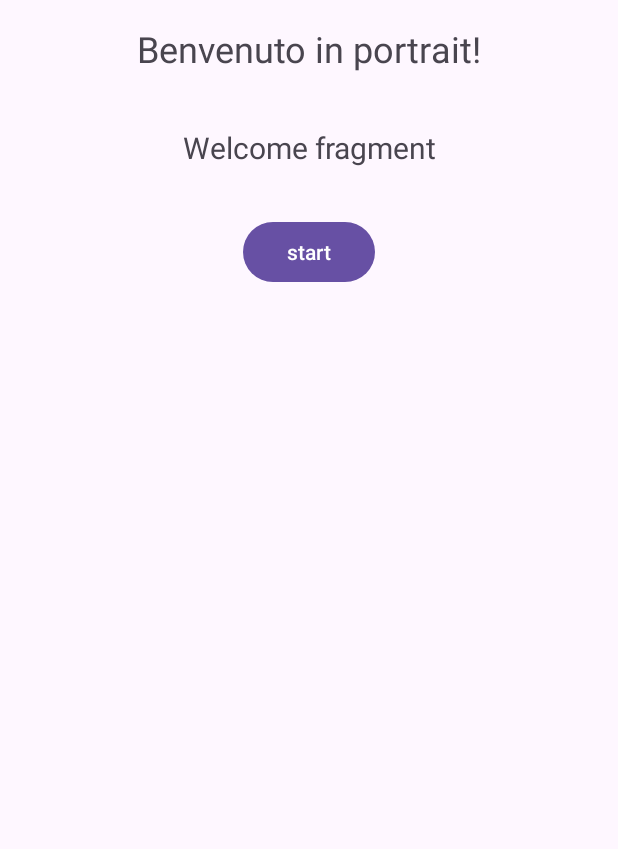
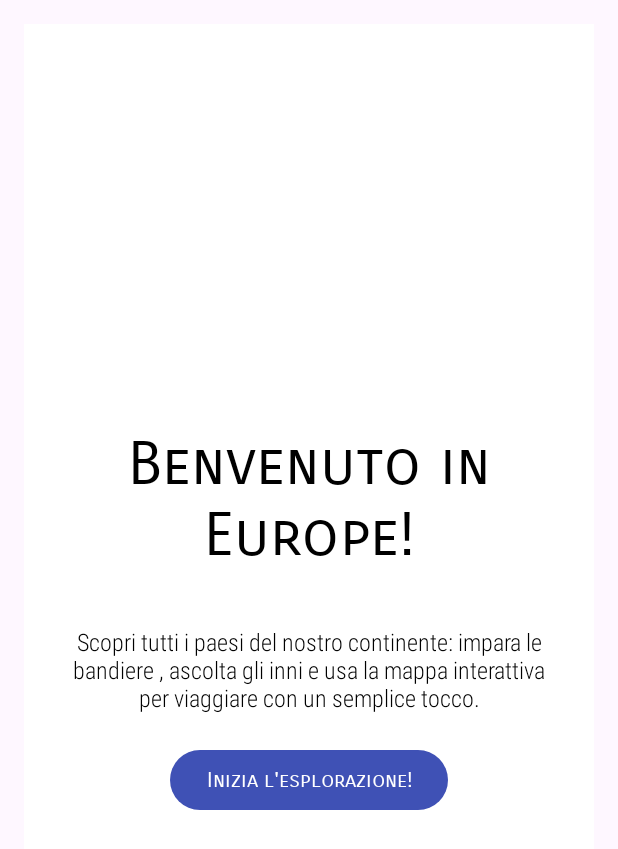
Before and after one commit to giacomoazzari/Europe, an Android app: the screen it shows after launch (MainActivity), on a phone screen of 412 x 824 dp. Shown: the top 849 px of the screen. Run offline under Robolectric (Android 15) with nearby library versions, the phone set to English and light mode, and no system bars.

Commit message:
File .Xml for the Welcome Page and ListPage modified. Problems with dark/light mode (but the emulator phone is settled in light mode)

```diff
--- a/app/build.gradle
+++ b/app/build.gradle
@@ -52,4 +52,6 @@ dependencies {
     implementation "androidx.navigation:navigation-fragment-ktx:2.7.7"
     implementation "androidx.navigation:navigation-ui-ktx:2.9.0"
     implementation "androidx.appcompat:appcompat:1.6.1"
+    implementation 'com.google.android.material:material:1.11.0'
+
 }
--- a/app/src/main/res/layout/activity_main.xml
+++ b/app/src/main/res/layout/activity_main.xml
@@ -7,12 +7,12 @@
     android:layout_width="match_parent"
     android:layout_height="match_parent">
 
-<TextView
+<!--<TextView
     android:id="@+id/title"
     android:text="Benvenuto in portrait!"
     android:textSize="24sp"
     android:layout_width="wrap_content"
-    android:layout_height="wrap_content"/>
+    android:layout_height="wrap_content"/> -->
 
 <androidx.fragment.app.FragmentContainerView
     android:id="@+id/fragmentContainerView"
--- a/app/src/main/res/layout/fragment_list.xml
+++ b/app/src/main/res/layout/fragment_list.xml
@@ -2,7 +2,9 @@
 <FrameLayout xmlns:android="http://schemas.android.com/apk/res/android"
     xmlns:app="http://schemas.android.com/apk/res-auto"
     android:layout_width="match_parent"
-    android:layout_height="match_parent">
+    android:layout_height="match_parent"
+    android:background="@color/white">
+
 
     <androidx.recyclerview.widget.RecyclerView
         android:id="@+id/recyclerView"
--- a/app/src/main/res/layout/fragment_welcome.xml
+++ b/app/src/main/res/layout/fragment_welcome.xml
@@ -1,25 +1,46 @@
 <?xml version="1.0" encoding="utf-8"?>
 <LinearLayout
     xmlns:android="http://schemas.android.com/apk/res/android"
+    xmlns:app="http://schemas.android.com/apk/res-auto"
     xmlns:tools="http://schemas.android.com/tools"
     android:layout_width="match_parent"
     android:layout_height="match_parent"
     android:padding="16dp"
     android:orientation="vertical"
-    android:gravity="center_horizontal">
+    android:gravity="center"
+    android:background="@color/white"
+    >
 
     <TextView
-        android:layout_width="match_parent"
+        android:layout_width="wrap_content"
         android:layout_height="wrap_content"
-        android:gravity="center"
-        android:layout_marginTop="20dp"
-        android:textSize="20sp"
-        android:text="Welcome fragment" />
+        android:layout_marginTop="15dp"
+        android:gravity="center_horizontal"
+        android:text="@string/welcome_text"
+        android:textColor="@color/black"
+        android:fontFamily="sans-serif-smallcaps"
+        android:textSize="40sp" />
 
-    <Button
+    <TextView
+        android:layout_width="wrap_content"
+        android:layout_height="wrap_content"
+        android:gravity="center_horizontal"
+        android:layout_marginTop="25dp"
+        android:padding="10dp"
+        android:text="@string/app_description"
+        android:textColor="@color/black"
+        android:fontFamily="sans-serif-condensed-light"
+        android:textSize="16sp" />
+
+    <com.google.android.material.button.MaterialButton
         android:id="@+id/start"
         android:layout_width="wrap_content"
         android:layout_height="wrap_content"
-        android:layout_marginTop="32dp"
-        android:text="start" />
+        android:layout_marginBottom="40pt"
+        android:text="@string/start"
+        android:textAppearance="@style/TextAppearance.AppCompat.Body1"
+        android:textColorLink="@color/white"
+        android:fontFamily="sans-serif-smallcaps"
+        android:layout_margin="10sp"
+        app:backgroundTint="#3F51B5" />
 </LinearLayout>
--- a/app/src/main/res/layout/item_country.xml
+++ b/app/src/main/res/layout/item_country.xml
@@ -20,5 +20,6 @@
         android:layout_height="wrap_content"
         android:text="Nome Paese"
         android:textSize="20sp"
+        android:fontFamily="sans-serif-smallcaps"
         android:textColor="#000000" />
 </LinearLayout>
--- a/app/src/main/res/values-night/themes.xml
+++ /dev/null
@@ -1,7 +0,0 @@
-<resources xmlns:tools="http://schemas.android.com/tools">
-    <!-- Base application theme. -->
-    <style name="Base.Theme.Europe" parent="Theme.Material3.DayNight.NoActionBar">
-        <!-- Customize your dark theme here. -->
-        <!-- <item name="colorPrimary">@color/my_dark_primary</item> -->
-    </style>
-</resources>
--- a/app/src/main/res/values/colors.xml
+++ b/app/src/main/res/values/colors.xml
@@ -2,4 +2,9 @@
 <resources>
     <color name="black">#FF000000</color>
     <color name="white">#FFFFFFFF</color>
+    <color name="blue">#0000FF</color>
+    <color name="red">#FF0000</color>
+    <color name="green">#00FF00</color>
+    <color name="yellow">#FFFF00</color>
+
 </resources>
--- a/app/src/main/res/values/strings.xml
+++ b/app/src/main/res/values/strings.xml
@@ -2,4 +2,8 @@
     <string name="app_name">Europe</string>
     <!-- TODO: Remove or change this placeholder text -->
     <string name="hello_blank_fragment">Hello blank fragment</string>
+    <string name="welcome_text">Benvenuto in Europe!</string>
+    <string name="app_description">Scopri tutti i paesi del nostro continente: impara le bandiere ,
+        ascolta gli inni e usa la mappa interattiva per viaggiare con un semplice tocco.</string>
+    <string name="start">Inizia l\'esplorazione!</string>
 </resources>
--- a/app/src/main/res/values/themes.xml
+++ b/app/src/main/res/values/themes.xml
@@ -2,7 +2,6 @@
     <!-- Base application theme. -->
     <style name="Base.Theme.Europe" parent="Theme.Material3.DayNight.NoActionBar">
         <!-- Customize your light theme here. -->
-        <!-- <item name="colorPrimary">@color/my_light_primary</item> -->
     </style>
 
     <style name="Theme.Europe" parent="Base.Theme.Europe" />
```
